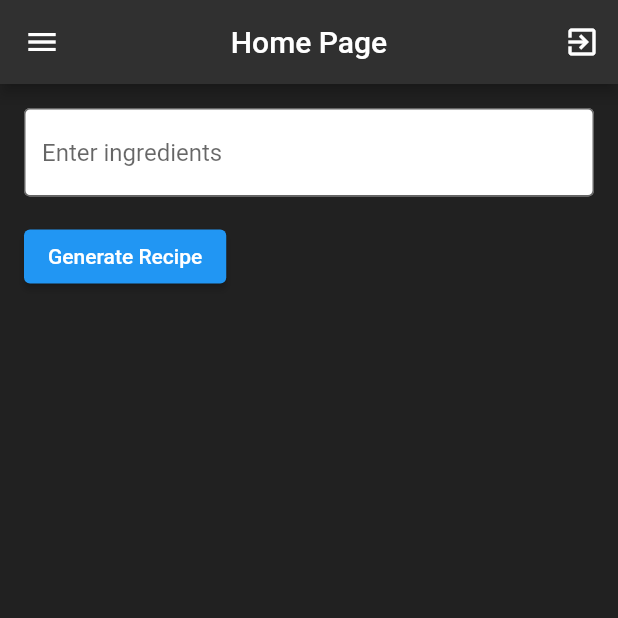
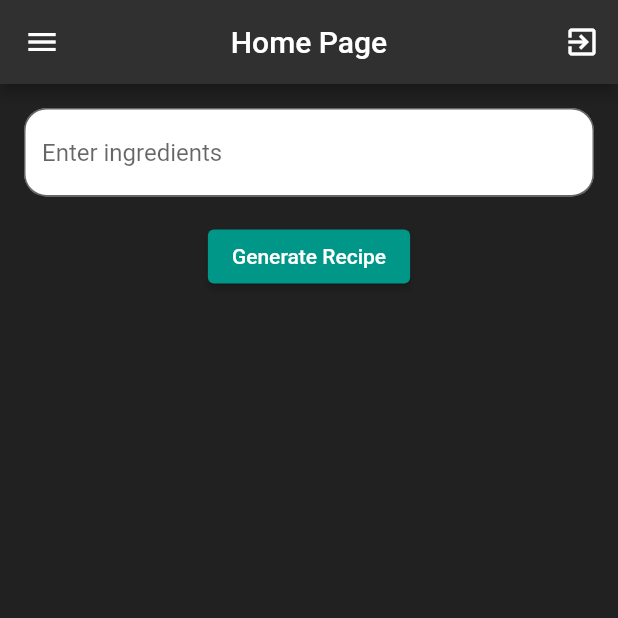
Before and after one commit to gowtham-padala/spare-spoon, a Flutter app: the screen it shows once a user with an empty profile is signed in, on a phone screen of 412 x 824 dp, the top half of it. Run offline on Flutter 3.47's test engine with Material 2 defaults, Android fonts, the phone set to English and light mode, and no system bars; our stand-ins replace firebase_auth, firebase_core; accounts and stored records are empty.

Commit message:
Adding HomePage

```diff
--- a/code/lib/pages/home_page.dart
+++ b/code/lib/pages/home_page.dart
@@ -3,42 +3,74 @@ import 'package:flutter/material.dart';
 import 'package:http/http.dart' as http;
 import 'dart:convert';
 
-
 class HomePage extends StatefulWidget {
-  HomePage({Key? key}) : super(key: key);
+  const HomePage({super.key});
 
   @override
-  _HomePageState createState() => _HomePageState();
+  State<HomePage> createState() => _HomePageState();
 }
-
 
 class _HomePageState extends State<HomePage> {
   final user = FirebaseAuth.instance.currentUser;
   final TextEditingController _ingredientController = TextEditingController();
   String? _recipe;
-
+  bool isLoading = false;
 
   Future<void> _generateRecipe() async {
-    // Here, you'd make the call to OpenAI's API
+    setState(() {
+      isLoading = true;
+      _recipe = null; // Removing the previous response
+    });
+
     final response = await http.post(
-      Uri.parse('https://api.openai.com/v1/engines/text-davinci-003/completions'),
+      Uri.parse(
+          'https://api.openai.com/v1/engines/text-davinci-003/completions'),
       headers: {
-        'Authorization': 'Bearer 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',
+        'Authorization':
+            'Bearer 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',
         'Content-Type': 'application/json',
       },
       body: jsonEncode({
         'prompt': 'Generate a recipe using ${_ingredientController.text}',
-        'max_tokens': 200,  // Limit to your requirement
+        'max_tokens': 1000, // Limiting to our requirement
       }),
     );
-
 
     final data = jsonDecode(response.body);
     setState(() {
       _recipe = data['choices'][0]['text'].trim();
+      isLoading = false;
     });
   }
 
+  Future<void> _showLogoutConfirmationDialog(BuildContext context) async {
+    return showDialog(
+      context: context,
+      builder: (BuildContext context) {
+        return AlertDialog(
+          title: const Text('Logout'),
+          content: const Text('Do you want to log out?'),
+          actions: <Widget>[
+            TextButton(
+              child: const Text('No'),
+              onPressed: () {
+                Navigator.of(context).pop();
+              },
+            ),
+            TextButton(
+              child: const Text('Yes'),
+              onPressed: () async {
+                await FirebaseAuth.instance.signOut();
+                if (context.mounted) {
+                  Navigator.of(context).pop();
+                }
+              },
+            ),
+          ],
+        );
+      },
+    );
+  }
 
   @override
   Widget build(BuildContext context) {
@@ -53,10 +85,10 @@ class _HomePageState extends State<HomePage> {
         backgroundColor: Colors.grey[850],
         actions: [
           IconButton(
-            onPressed: () async {
-              await FirebaseAuth.instance.signOut();
+            onPressed: () {
+              _showLogoutConfirmationDialog(context);
             },
-            icon: Icon(Icons.exit_to_app, color: Colors.white),
+            icon: const Icon(Icons.exit_to_app, color: Colors.white),
           ),
         ],
       ),
@@ -65,8 +97,10 @@ class _HomePageState extends State<HomePage> {
           padding: EdgeInsets.zero,
           children: [
             UserAccountsDrawerHeader(
-              accountName: Text(user!.email.toString(), style: const TextStyle(color: Colors.white)),
-              accountEmail: const Text("Member since: Jan 2023", style: TextStyle(color: Colors.white)),
+              accountName: Text(user!.email.toString(),
+                  style: const TextStyle(color: Colors.white)),
+              accountEmail: const Text("Member since: Jan 2023",
+                  style: TextStyle(color: Colors.white)),
               currentAccountPicture: const CircleAvatar(
                 backgroundColor: Colors.blue,
                 child: Text("User"),
@@ -77,17 +111,15 @@ class _HomePageState extends State<HomePage> {
             ),
             ListTile(
               leading: const Icon(Icons.notifications, color: Colors.white),
-              title: const Text('Notifications', style: TextStyle(color: Colors.white)),
-              onTap: () {
-                // Navigation logic if needed
-              },
+              title: const Text('Notifications',
+                  style: TextStyle(color: Colors.white)),
+              onTap: () {},
             ),
             ListTile(
               leading: const Icon(Icons.settings, color: Colors.white),
-              title: const Text('Settings', style: TextStyle(color: Colors.white)),
-              onTap: () {
-                // Navigation logic if needed
-              },
+              title:
+                  const Text('Settings', style: TextStyle(color: Colors.white)),
+              onTap: () {},
             ),
           ],
         ),
@@ -99,20 +131,62 @@ class _HomePageState extends State<HomePage> {
           children: [
             TextField(
               controller: _ingredientController,
-              decoration: const InputDecoration(
+              decoration: InputDecoration(
                 hintText: "Enter ingredients",
                 filled: true,
                 fillColor: Colors.white,
-                border: OutlineInputBorder(),
+                border: OutlineInputBorder(
+                  borderRadius: BorderRadius.circular(15.0),
+                ),
               ),
             ),
             const SizedBox(height: 16.0),
-            ElevatedButton(
-              onPressed: _generateRecipe,
-              child: const Text("Generate Recipe"),
+            Center(
+              child: isLoading
+                  ? Container(
+                      padding: const EdgeInsets.only(top: 177.0),
+                      child: const CircularProgressIndicator(),
+                    )
+                  : ElevatedButton(
+                      onPressed: _generateRecipe,
+                      style: ElevatedButton.styleFrom(
+                        backgroundColor: Colors.teal,
+                      ),
+                      child: const Text("Generate Recipe"),
+                    ),
             ),
-            const SizedBox(height: 16.0),
-            if (_recipe != null) Text(_recipe!, style: const TextStyle(color: Colors.white)),
+            if (_recipe != null)
+              Column(
+                children: [
+                  const SizedBox(height: 32.0),
+                  SizedBox(
+                    height: 400,
+                    child: Card(
+                      color: Colors.grey[800],
+                      shape: RoundedRectangleBorder(
+                        borderRadius: BorderRadius.circular(15.0),
+                      ),
+                      child: SingleChildScrollView(
+                        padding: const EdgeInsets.all(16.0),
+                        child: Text(
+                          _recipe!,
+                          style: const TextStyle(color: Colors.white),
+                        ),
+                      ),
+                    ),
+                  ),
+                  Padding(
+                    padding: const EdgeInsets.only(top: 16.0),
+                    child: ElevatedButton(
+                      onPressed: _generateRecipe,
+                      style: ElevatedButton.styleFrom(
+                        backgroundColor: Colors.teal,
+                      ),
+                      child: const Text("Regenerate Response"),
+                    ),
+                  ),
+                ],
+              ),
           ],
         ),
       ),
```
